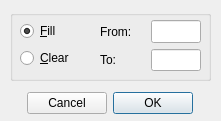
Above: src/gui/src/SongEditor/PatternFillDialog_UI.ui from hydrogen-music/hydrogen before the change. Below: the same form after it.
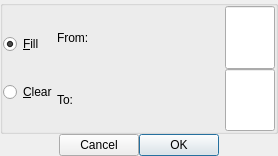
That is the form after the change.

What changed in the file:
```diff
--- a/src/gui/src/SongEditor/PatternFillDialog_UI.ui
+++ b/src/gui/src/SongEditor/PatternFillDialog_UI.ui
@@ -3,19 +3,17 @@
  <comment></comment>
  <exportmacro></exportmacro>
  <class>PatternFillDialog_UI</class>
- <widget class="QDialog" name="PatternFillDialog_UI" >
-  <property name="geometry" >
+ <widget class="QDialog" name="PatternFillDialog_UI">
+  <property name="geometry">
    <rect>
     <x>0</x>
     <y>0</y>
-    <width>221</width>
-    <height>121</height>
+    <width>278</width>
+    <height>156</height>
    </rect>
   </property>
-  <property name="sizePolicy" >
-   <sizepolicy>
-    <hsizetype>5</hsizetype>
-    <vsizetype>5</vsizetype>
+  <property name="sizePolicy">
+   <sizepolicy hsizetype="Preferred" vsizetype="Preferred">
     <horstretch>0</horstretch>
     <verstretch>0</verstretch>
    </sizepolicy>
@@ -26,37 +24,18 @@
   <property name="modal" >
    <bool>true</bool>
   </property>
-  <widget class="QGroupBox" name="groupBox" >
-   <property name="geometry" >
-    <rect>
-     <x>10</x>
-     <y>10</y>
-     <width>201</width>
-     <height>71</height>
-    </rect>
-   </property>
-   <property name="title" >
+  <layout class="QVBoxLayout" name="verticalLayout">
+   <item>
+    <widget class="QGroupBox" name="groupBox">
+     <property name="title">
     <string/>
    </property>
-   <widget class="QWidget" name="layoutWidget_1" >
-    <property name="geometry" >
-     <rect>
-      <x>10</x>
-      <y>10</y>
-      <width>71</width>
-      <height>51</height>
-     </rect>
-    </property>
-    <layout class="QGridLayout" >
-     <property name="margin" >
-      <number>0</number>
-     </property>
-     <property name="spacing" >
-      <number>6</number>
-     </property>
-     <item row="0" column="0" >
-      <widget class="QRadioButton" name="fillRB" >
-       <property name="toolTip" >
+     <layout class="QHBoxLayout" name="horizontalLayout">
+      <item>
+       <layout class="QGridLayout">
+        <item row="0" column="0">
+         <widget class="QRadioButton" name="fillRB">
+          <property name="toolTip">
         <string/>
        </property>
        <property name="text" >
@@ -81,26 +60,12 @@
       </widget>
      </item>
     </layout>
-   </widget>
-   <widget class="QWidget" name="layoutWidget_2" >
-    <property name="geometry" >
-     <rect>
-      <x>90</x>
-      <y>10</y>
-      <width>101</width>
-      <height>51</height>
-     </rect>
-    </property>
-    <layout class="QGridLayout" >
-     <property name="margin" >
-      <number>0</number>
-     </property>
-     <property name="spacing" >
-      <number>6</number>
-     </property>
-     <item row="0" column="0" >
-      <widget class="QLabel" name="textLabel1" >
-       <property name="text" >
+      </item>
+      <item>
+       <layout class="QGridLayout">
+        <item row="0" column="0">
+         <widget class="QLabel" name="textLabel1">
+          <property name="text">
         <string>From:</string>
        </property>
       </widget>
@@ -136,24 +101,12 @@
       </widget>
      </item>
     </layout>
-   </widget>
-  </widget>
-  <widget class="QWidget" name="layout1" >
-   <property name="geometry" >
-    <rect>
-     <x>10</x>
-     <y>90</y>
-     <width>201</width>
-     <height>27</height>
-    </rect>
-   </property>
-   <layout class="QHBoxLayout" >
-    <property name="margin" >
-     <number>0</number>
-    </property>
-    <property name="spacing" >
-     <number>6</number>
-    </property>
+      </item>
+     </layout>
+    </widget>
+   </item>
+   <item>
+    <layout class="QHBoxLayout">
     <item>
      <spacer>
       <property name="orientation" >
@@ -204,10 +157,10 @@
      </spacer>
     </item>
    </layout>
-  </widget>
- </widget>
- <layoutdefault spacing="0" margin="0" />
- <pixmapfunction></pixmapfunction>
+   </item>
+  </layout>
+ </widget>
+ <layoutdefault spacing="0" margin="0"/>
  <tabstops>
   <tabstop>fillRB</tabstop>
   <tabstop>fromText</tabstop>
```
Left out of the diff: 66 changed lines with no effect on the pictures. Lines whose indentation alone changed are shown as unchanged.
